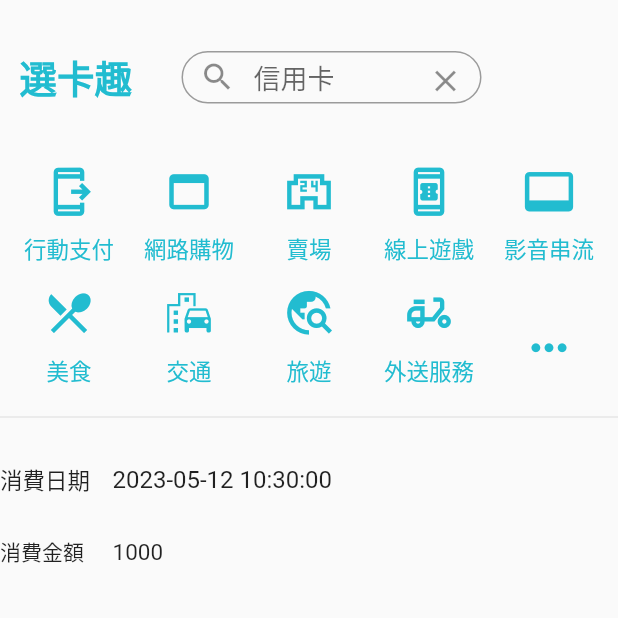
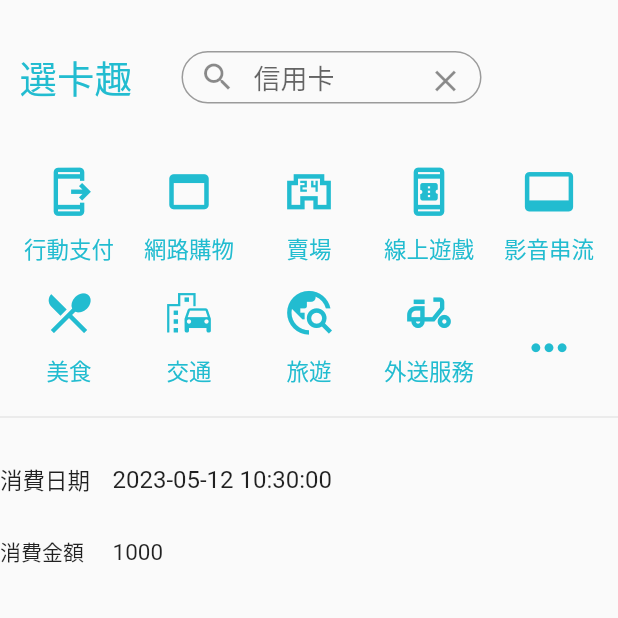
Before and after one commit to chriswow333/pickcard, a Flutter app: the screen it shows after launch, on a phone screen of 412 x 824 dp, the top half of it. Run offline on Flutter 3.47's test engine with Material 2 defaults, Android fonts, the phone set to English and light mode, and no system bars; drawn by our look-alikes of datetime_picker_formfield; our stand-ins replace dio, flutter_mobx, freezed_annotation, localstorage, logger, mobx and 1 more; missing offline and left inert: dart:html.

Commit message:
modifed bold title

```diff
--- a/lib/shared/component/topbar.component.dart
+++ b/lib/shared/component/topbar.component.dart
@@ -41,8 +41,8 @@ class TopTitle extends StatelessWidget {
           '選卡趣',
           style:TextStyle(
             fontSize: 25,
-            color: Color.fromARGB(255, 34, 188, 208),
-            fontWeight:FontWeight.w600
+            color: Color.fromRGBO(34, 188, 208, 1),
+            fontWeight:FontWeight.w500,
           ),
         )
       )
```
